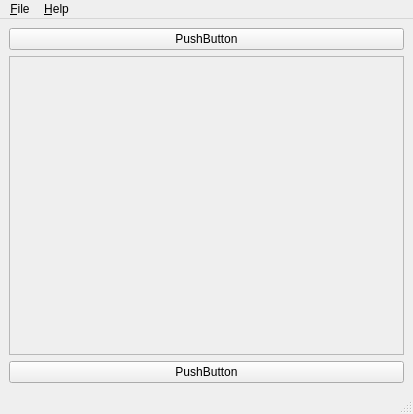
First picture: the form in gui/untitled.ui, repository frannerin/AlloViz, before the edit.
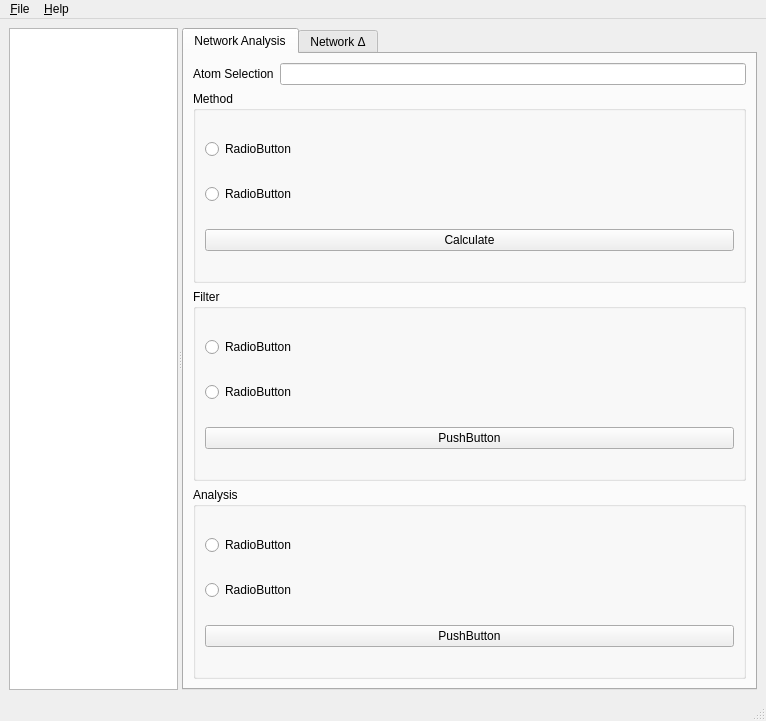
Second picture: the form after the edit.

Patch:
```diff
--- a/gui/untitled.ui
+++ b/gui/untitled.ui
@@ -6,8 +6,8 @@
    <rect>
     <x>0</x>
     <y>0</y>
-    <width>413</width>
-    <height>414</height>
+    <width>766</width>
+    <height>721</height>
    </rect>
   </property>
   <property name="windowTitle">
@@ -16,21 +16,127 @@
   <widget class="QWidget" name="centralwidget">
    <layout class="QGridLayout" name="gridLayout">
     <item row="0" column="0">
+     <widget class="QSplitter" name="splitter">
+      <property name="orientation">
+       <enum>Qt::Horizontal</enum>
+      </property>
+      <widget class="QListView" name="listView">
+       <property name="sizePolicy">
+        <sizepolicy hsizetype="Expanding" vsizetype="Expanding">
+         <horstretch>1</horstretch>
+         <verstretch>0</verstretch>
+        </sizepolicy>
+       </property>
+      </widget>
+      <widget class="QTabWidget" name="tabWidget">
+       <property name="sizePolicy">
+        <sizepolicy hsizetype="Expanding" vsizetype="Expanding">
+         <horstretch>4</horstretch>
+         <verstretch>0</verstretch>
+        </sizepolicy>
+       </property>
+       <property name="currentIndex">
+        <number>0</number>
+       </property>
+       <widget class="QWidget" name="">
+        <property name="enabled">
+         <bool>true</bool>
+        </property>
+        <attribute name="title">
+         <string>Network Analysis</string>
+        </attribute>
+        <layout class="QVBoxLayout" name="verticalLayout_4">
+         <item>
+          <layout class="QHBoxLayout" name="horizontalLayout">
+           <item>
+            <widget class="QLabel" name="label">
+             <property name="text">
+              <string>Atom Selection</string>
+             </property>
+            </widget>
+           </item>
+           <item>
+            <widget class="QLineEdit" name="lineEdit"/>
+           </item>
+          </layout>
+         </item>
+         <item>
+          <widget class="QGroupBox" name="groupBox">
+           <property name="title">
+            <string>Method</string>
+           </property>
      <layout class="QVBoxLayout" name="verticalLayout">
+            <item>
+             <widget class="QRadioButton" name="radioButton_3">
+              <property name="text">
+               <string>RadioButton</string>
+              </property>
+             </widget>
+            </item>
+            <item>
+             <widget class="QRadioButton" name="radioButton">
+              <property name="text">
+               <string>RadioButton</string>
+              </property>
+             </widget>
+            </item>
       <item>
        <widget class="QPushButton" name="pushButton">
         <property name="text">
+               <string>Calculate</string>
+              </property>
+             </widget>
+            </item>
+           </layout>
+          </widget>
+         </item>
+         <item>
+          <widget class="QGroupBox" name="groupBox_2">
+           <property name="title">
+            <string>Filter</string>
+           </property>
+           <layout class="QVBoxLayout" name="verticalLayout_2">
+            <item>
+             <widget class="QRadioButton" name="radioButton_2">
+              <property name="text">
+               <string>RadioButton</string>
+              </property>
+             </widget>
+            </item>
+            <item>
+             <widget class="QRadioButton" name="radioButton_4">
+              <property name="text">
+               <string>RadioButton</string>
+              </property>
+             </widget>
+            </item>
+            <item>
+             <widget class="QPushButton" name="pushButton_3">
+              <property name="text">
          <string>PushButton</string>
         </property>
        </widget>
       </item>
+           </layout>
+          </widget>
+         </item>
       <item>
-       <widget class="QFrame" name="frame">
-        <property name="frameShape">
-         <enum>QFrame::StyledPanel</enum>
-        </property>
-        <property name="frameShadow">
-         <enum>QFrame::Raised</enum>
+          <widget class="QGroupBox" name="groupBox_3">
+           <property name="title">
+            <string>Analysis</string>
+           </property>
+           <layout class="QVBoxLayout" name="verticalLayout_3">
+            <item>
+             <widget class="QRadioButton" name="radioButton_5">
+              <property name="text">
+               <string>RadioButton</string>
+              </property>
+             </widget>
+            </item>
+            <item>
+             <widget class="QRadioButton" name="radioButton_6">
+              <property name="text">
+               <string>RadioButton</string>
         </property>
        </widget>
       </item>
@@ -42,6 +148,17 @@
        </widget>
       </item>
      </layout>
+          </widget>
+         </item>
+        </layout>
+       </widget>
+       <widget class="QWidget" name="Delta">
+        <attribute name="title">
+         <string>Network Δ</string>
+        </attribute>
+       </widget>
+      </widget>
+     </widget>
     </item>
    </layout>
   </widget>
@@ -50,7 +167,7 @@
     <rect>
      <x>0</x>
      <y>0</y>
-     <width>413</width>
+     <width>766</width>
      <height>20</height>
     </rect>
    </property>
```
Lines whose indentation alone changed are shown as unchanged.
